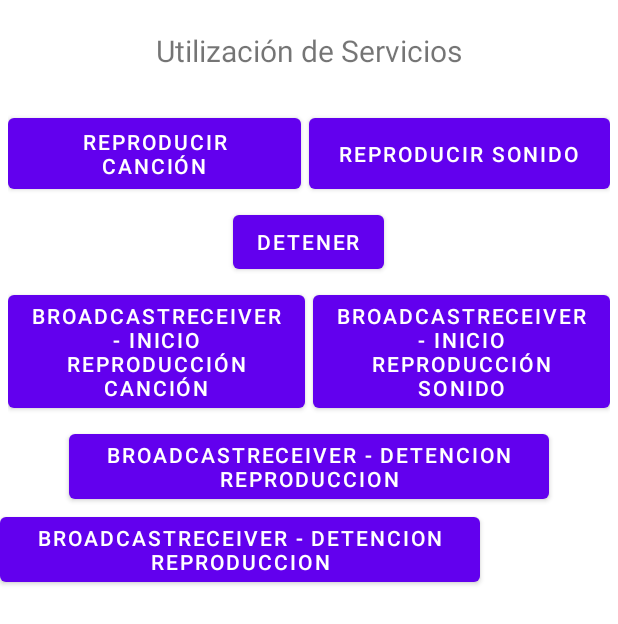
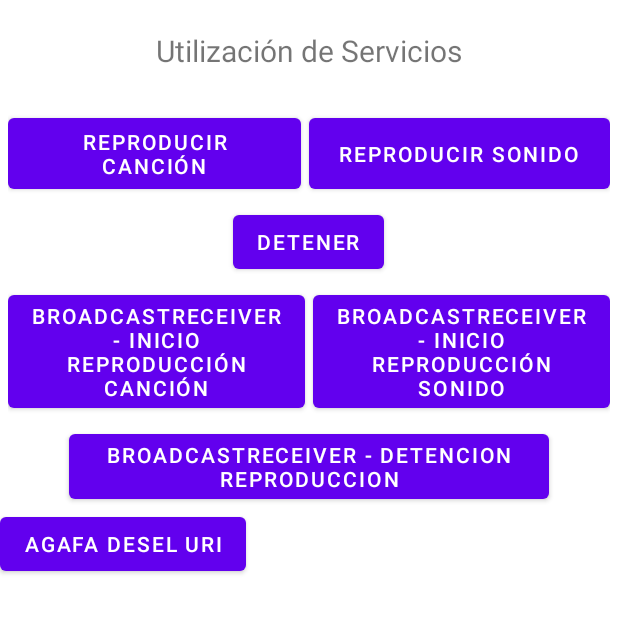
Before and after one commit to xipi3000/MiniAct4, an Android app: the layout activity_main.xml on its own in the app's theme, with its tools: preview values and no code run, on a phone screen of 412 x 824 dp. Shown: the top 624 px of the screen. Run offline under Robolectric (Android 15) with nearby library versions, the phone set to English and light mode, and no system bars.

Commit message:
oopcionals 1

```diff
--- a/app/src/main/res/layout/activity_main.xml
+++ b/app/src/main/res/layout/activity_main.xml
@@ -87,7 +87,7 @@
     <Button
         android:layout_width="wrap_content"
         android:layout_height="wrap_content"
-        android:text="@string/botoBroadcastFin"
+        android:text="@string/botoUri"
         android:id="@+id/btnUri">
     </Button>
 
--- a/app/src/main/res/values/strings.xml
+++ b/app/src/main/res/values/strings.xml
@@ -16,4 +16,5 @@
     <string name="broadcastStop">“BroadcastReceiver - Detencion reproduccion</string>
     <string name="headsetPluged">BroadcastReceiver - HEADSET_PLUG-ON</string>
     <string name="headsetUnpluged">BroadcastReceiver - HEADSET_PLUG-OFF</string>
+    <string name="botoUri">Agafa desel uri</string>
 </resources>
```
Also changed, not shown: app/src/main/java/udl/eps/manejoserviciokotlininc/ElServicio.kt (+12 -1 lines), app/src/main/java/udl/eps/manejoserviciokotlininc/MainActivity.kt (+7 -7 lines).
